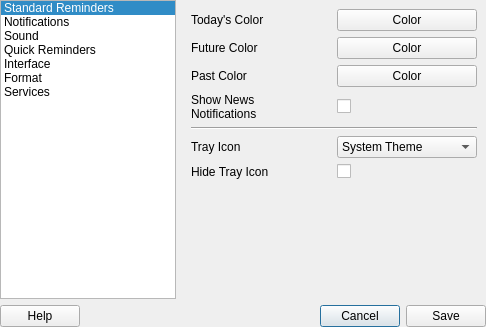
This is data/ui/PreferencesDialog.ui in eu21/remindor-qt as Qt 5 draws it before an edit. The edited form follows.
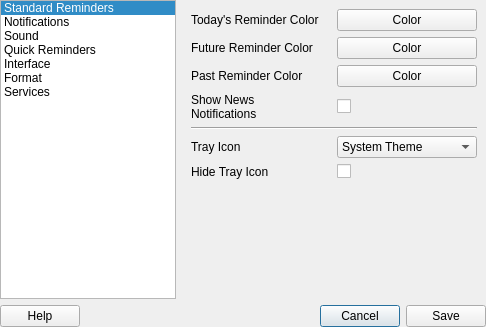
This is the edited form. The open tabs and pages were chosen to show the change. Icons and pictures are not drawn.

Diff of the .ui file:
```diff
--- a/data/ui/PreferencesDialog.ui
+++ b/data/ui/PreferencesDialog.ui
@@ -656,7 +656,7 @@
           <item row="1" column="0">
            <widget class="QLabel" name="future_label">
             <property name="text">
-             <string>Future Color</string>
+             <string>Future Reminder Color</string>
             </property>
            </widget>
           </item>
@@ -678,7 +678,7 @@
           <item row="0" column="0">
            <widget class="QLabel" name="today_label">
             <property name="text">
-             <string>Today's Color</string>
+             <string>Today's Reminder Color</string>
             </property>
            </widget>
           </item>
@@ -692,7 +692,7 @@
           <item row="2" column="0">
            <widget class="QLabel" name="past_label">
             <property name="text">
-             <string>Past Color</string>
+             <string>Past Reminder Color</string>
             </property>
            </widget>
           </item>
```
Left out of the diff: 2 changed lines with no effect on the pictures.
